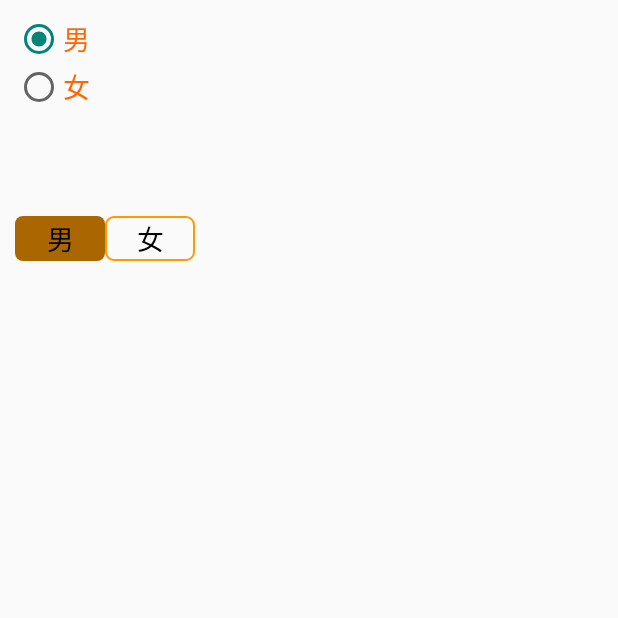
After one commit to geeksfan/Android_Demo, an Android app: the RadioButtonActivity screen opened directly, with no data from a screen before it, on a phone screen of 412 x 824 dp, the top half of it. The commit adds this screen. Run offline under Robolectric (Android 15) with nearby library versions, the phone set to English and light mode, and no system bars.

Commit message:
RadioButton 完结

```diff
--- a/app/src/main/AndroidManifest.xml
+++ b/app/src/main/AndroidManifest.xml
@@ -9,7 +9,8 @@
         android:roundIcon="@mipmap/ic_launcher_round"
         android:supportsRtl="true"
         android:theme="@style/Theme.HelloWorld">
-        <activity android:name=".EditTextActivity"></activity>
+        <activity android:name=".RadioButtonActivity"></activity>
+        <activity android:name=".EditTextActivity" />
         <activity android:name=".ButtonActivity" />
         <activity android:name=".TextViexActivity" />
         <activity android:name=".MainActivity">
--- /dev/null
+++ b/app/src/main/java/com/smart4s/app/merchant/helloworld/RadioButtonActivity.java
@@ -0,0 +1,27 @@
+package com.smart4s.app.merchant.helloworld;
+
+import android.os.Bundle;
+import android.widget.RadioButton;
+import android.widget.RadioGroup;
+import android.widget.Toast;
+
+import androidx.appcompat.app.AppCompatActivity;
+
+public class RadioButtonActivity extends AppCompatActivity {
+
+    private RadioGroup mRg1;
+
+    @Override
+    protected void onCreate(Bundle savedInstanceState) {
+        super.onCreate(savedInstanceState);
+        setContentView(R.layout.activity_radio_button);
+        mRg1 = this.<RadioGroup>findViewById(R.id.rg_1);
+        mRg1.setOnCheckedChangeListener(new RadioGroup.OnCheckedChangeListener() {
+            @Override
+            public void onCheckedChanged(RadioGroup radioGroup, int i) {
+                RadioButton radioButton = radioGroup.<RadioButton>findViewById(i);
+                Toast.makeText(RadioButtonActivity.this, radioButton.getText(),Toast.LENGTH_SHORT).show();
+            }
+        });
+    }
+}
--- /dev/null
+++ b/app/src/main/res/drawable/selector_origin_radiobutton.xml
@@ -0,0 +1,16 @@
+<?xml version="1.0" encoding="utf-8"?>
+<selector xmlns:android="http://schemas.android.com/apk/res/android">
+    <item android:state_checked="true">
+        <shape>
+            <solid android:color="#aa6600"/>
+            <corners android:radius="5dp"/>
+        </shape>
+    </item>
+
+    <item android:state_checked="false">
+        <shape>
+            <stroke android:color="#ff9900" android:width="1dp"/>
+            <corners android:radius="5dp"/>
+        </shape>
+    </item>
+</selector>
--- a/app/src/main/res/layout/activity_button.xml
+++ b/app/src/main/res/layout/activity_button.xml
@@ -44,7 +44,7 @@
         android:text="@string/bt_test1"
         android:textColor="#fff"
         android:textSize="20sp"
-        android:background="@drawable/bg_btn4"
+        android:background="@drawable/selector_origin"
         android:layout_below="@id/btn_3"
         android:layout_marginTop="10dp"
         android:onClick="showToast"
--- a/app/src/main/res/layout/activity_edit_text.xml
+++ b/app/src/main/res/layout/activity_edit_text.xml
@@ -40,7 +40,7 @@
         android:id="@+id/btn_login"
         android:layout_width="match_parent"
         android:layout_height="50dp"
-        android:background="@drawable/bg_btn4"
+        android:background="@drawable/selector_origin"
         android:layout_below="@id/et_2"
         android:layout_marginTop="30dp"
         android:textColor="#fff"
--- /dev/null
+++ b/app/src/main/res/layout/activity_radio_button.xml
@@ -0,0 +1,67 @@
+<?xml version="1.0" encoding="utf-8"?>
+<RelativeLayout xmlns:android="http://schemas.android.com/apk/res/android"
+    android:layout_width="match_parent"
+    android:layout_height="match_parent">
+
+    <RadioGroup
+        android:id="@+id/rg_1"
+        android:layout_width="wrap_content"
+        android:layout_height="wrap_content"
+        android:orientation="vertical"
+        android:padding="10dp"
+        >
+        <RadioButton
+            android:id="@+id/rb_1"
+            android:layout_width="wrap_content"
+            android:layout_height="wrap_content"
+            android:text="男"
+            android:textColor="#ff6600"
+            android:textSize="18sp"
+            android:checked="true"/>
+
+        <RadioButton
+            android:id="@+id/rb_2"
+            android:layout_width="wrap_content"
+            android:layout_height="wrap_content"
+            android:text="女"
+            android:textColor="#ff6600"
+            android:textSize="18sp"/>
+
+    </RadioGroup>
+
+    <RadioGroup
+        android:id="@+id/rg_2"
+        android:layout_width="wrap_content"
+        android:layout_height="wrap_content"
+        android:orientation="horizontal"
+        android:padding="10dp"
+        android:layout_below="@id/rg_1"
+        android:layout_marginTop="50dp"
+        >
+        <RadioButton
+            android:gravity="center"
+            android:id="@+id/rb_3"
+            android:layout_width="60dp"
+            android:layout_height="30dp"
+            android:text="男"
+            android:button="@null"
+            android:textColor="#000"
+            android:textSize="18sp"
+            android:checked="true"
+            android:background="@drawable/selector_origin_radiobutton"/>
+
+        <RadioButton
+            android:gravity="center"
+            android:id="@+id/rb_4"
+            android:layout_width="60dp"
+            android:layout_height="30dp"
+            android:text="女"
+            android:button="@null"
+            android:textColor="#000"
+            android:textSize="18sp"
+            android:background="@drawable/selector_origin_radiobutton"/>
+
+    </RadioGroup>
+
+
+</RelativeLayout>
```
Also changed, not shown: app/src/main/java/com/smart4s/app/merchant/helloworld/MainActivity.java (+39 -26 lines), app/src/main/res/layout/activity_main.xml (+7 -0 lines), app/src/main/res/drawable/selector_origin.xml (renamed from app/src/main/res/drawable/bg_btn4.xml).
